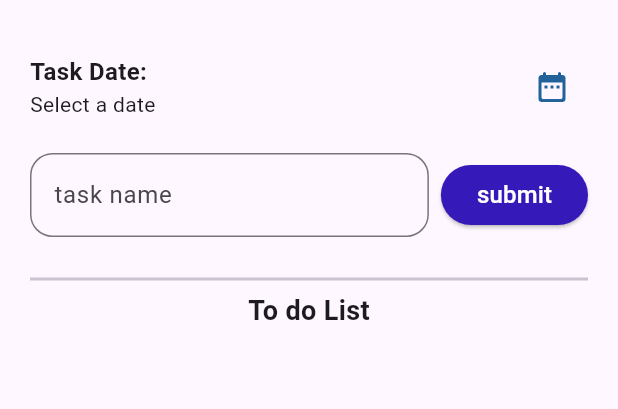
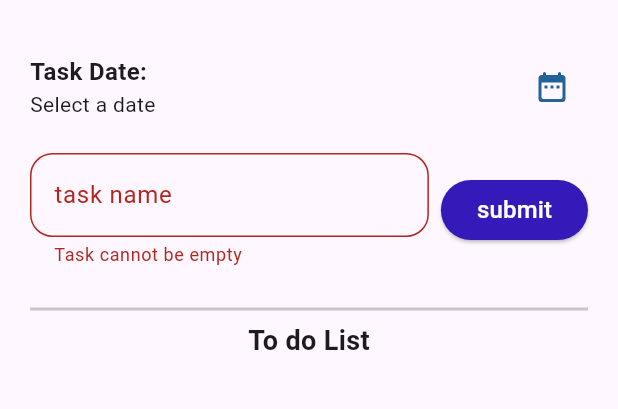
Before and after one commit to iamanggi/TodoApp_0123, a Flutter app: the screen it shows after launch, after a tap on "submit", on a phone screen of 412 x 824 dp, the part 63-472 px from its top. Run offline on Flutter 3.47's test engine with Material 3 defaults, Android fonts, the phone set to English and light mode, and no system bars; missing offline and left inert: bottom_picker.

Commit message:
Memperbaiki typo pada tulisan task

```diff
--- a/lib/todo_app.dart
+++ b/lib/todo_app.dart
@@ -60,7 +60,7 @@ class _TodoAppState extends State<TodoApp> {
     }
   }
 
-  List<Map<String, dynamic>> tasks = [];
+  List<Map<String, dynamic>> task = [];
 
   Widget _buildTaskCard(Map<String, dynamic> task, int index) {
     return Card(
@@ -92,7 +92,7 @@ class _TodoAppState extends State<TodoApp> {
           value: task["done"],
           onChanged: (bool? value) {
             setState(() {
-              tasks[index]["done"] = value!;
+              task[index]["done"] = value!;
             });
           },
           activeColor: Colors.purple,
@@ -133,7 +133,7 @@ class _TodoAppState extends State<TodoApp> {
                     ],
                   ),
                   IconButton(
-                    onPressed: () {},
+                    onPressed: _selectDate,
                     icon: Icon(
                       Icons.date_range_rounded,
                       color: const Color.fromARGB(255, 33, 99, 153),
@@ -167,7 +167,7 @@ class _TodoAppState extends State<TodoApp> {
                   Padding(padding: const EdgeInsets.only(left: 8.0)),
                   SizedBox(
                     child: ElevatedButton(
-                      onPressed: () {},
+                      onPressed: _submitTasks,
                       style: ElevatedButton.styleFrom(
                         backgroundColor: Color.fromARGB(255, 54, 25, 185),
                       ),
@@ -185,6 +185,10 @@ class _TodoAppState extends State<TodoApp> {
                 'To do List',
                 style: TextStyle(fontSize: 18, fontWeight: FontWeight.bold),
               ),
+              Expanded(
+                child: ListView.builder(
+                  itemCount: task.length,
+                  itemBuilder: (context, index) => _buildTaskCard(task[index], index),))
             ],
           ),
         ),
```
